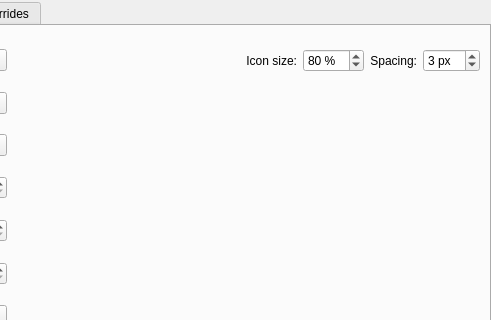
Old version of the form config/ui/breezeconfigurationui.ui in the repository Rudraksh88/KustomBreezeEnhanced; both pictures show x 352 to 843 and y 0 to 320 of the 843 by 814 pixel window.
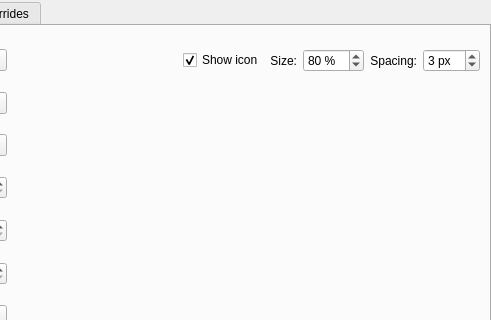
New version of the form. Custom widgets are drawn as their Qt base class.

Commit message: feat: title app icon toggle

The edit to the form file:
```diff
--- a/config/ui/breezeconfigurationui.ui
+++ b/config/ui/breezeconfigurationui.ui
@@ -391,9 +391,19 @@
          </widget>
         </item>
         <item row="0" column="4">
+         <widget class="QCheckBox" name="showTitleBarIcon">
+          <property name="text">
+           <string>Show icon</string>
+          </property>
+          <property name="checked">
+           <bool>true</bool>
+          </property>
+         </widget>
+        </item>
+        <item row="0" column="5">
          <widget class="QLabel" name="titleBarIconSizeLabel">
           <property name="text">
-           <string>Icon size:</string>
+           <string>Size:</string>
           </property>
           <property name="alignment">
            <set>Qt::AlignRight|Qt::AlignTrailing|Qt::AlignVCenter</set>
@@ -403,7 +413,7 @@
           </property>
          </widget>
         </item>
-        <item row="0" column="5">
+        <item row="0" column="6">
          <widget class="QSpinBox" name="titleBarIconSize">
           <property name="suffix">
            <string> %</string>
@@ -419,7 +429,7 @@
           </property>
          </widget>
         </item>
-        <item row="0" column="6">
+        <item row="0" column="7">
          <widget class="QLabel" name="titleBarIconSpacingLabel">
           <property name="text">
            <string>Spacing:</string>
@@ -432,7 +442,7 @@
           </property>
          </widget>
         </item>
-        <item row="0" column="7">
+        <item row="0" column="8">
          <widget class="QSpinBox" name="titleBarIconSpacing">
           <property name="suffix">
            <string> px</string>
```
Left out of the diff: 77 changed lines with no effect on the pictures. The commit also changes 3 other files.
